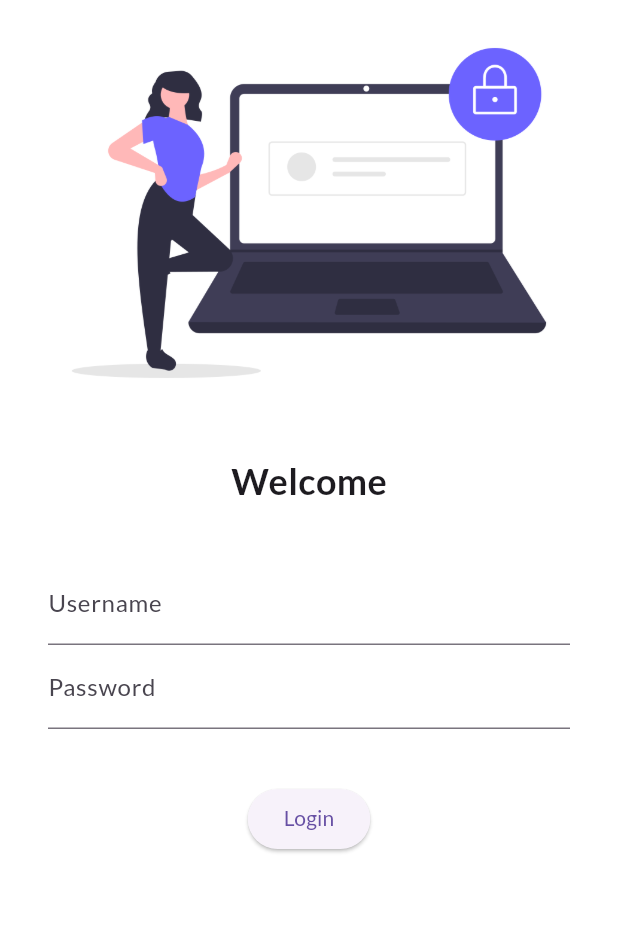
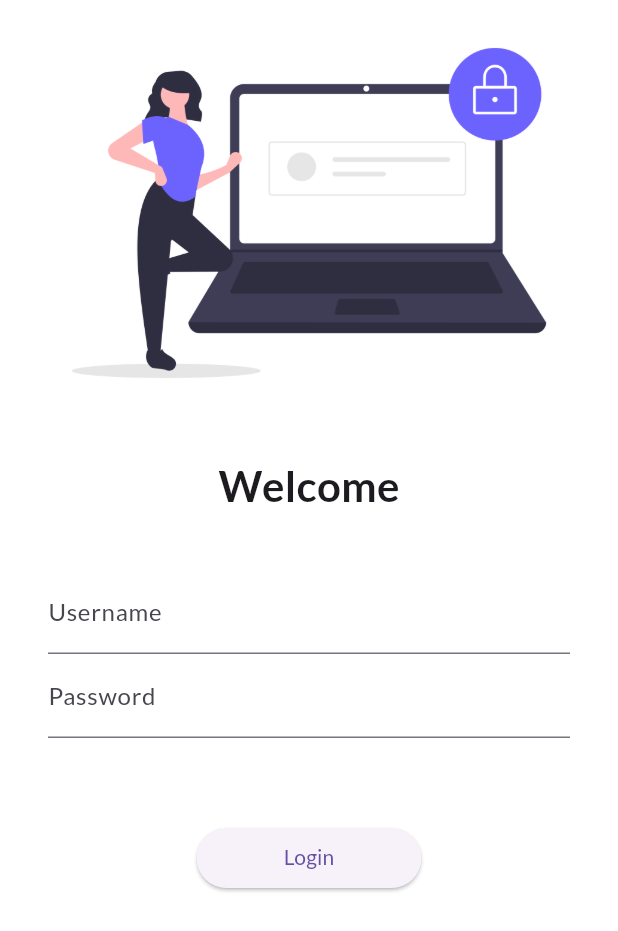
Before and after one commit to PrakratiMamtani01/FlutterDeveolopment, a Flutter app: the screen it shows after launch, on a phone screen of 412 x 824 dp. Shown: the top 931 px of the screen. Run offline on Flutter 3.47's test engine with Material 3 defaults, Android fonts, the phone set to English and light mode, and no system bars; our stand-ins replace google_fonts.

Commit message:
day5 complete

```diff
--- a/lib/main.dart
+++ b/lib/main.dart
@@ -1,6 +1,7 @@
 import 'package:flutter/material.dart';
 import 'package:flutter_application_1/pages/home.dart';
 import 'package:flutter_application_1/pages/login.dart';
+import 'package:flutter_application_1/utils/routes.dart';
 import 'package:google_fonts/google_fonts.dart';
 
 void main() {
@@ -21,7 +22,8 @@ class MyApp extends StatelessWidget {
       darkTheme: ThemeData(brightness: Brightness.dark),
       routes: {
         "/": (context) => LoginPage(),
-        "/login": (context) => LoginPage(),
+        MyRoute.homePage: (context) => HomePage(),
+        MyRoute.loginPage: (context) => LoginPage(),
       },
     );
   }
--- a/lib/pages/login.dart
+++ b/lib/pages/login.dart
@@ -1,4 +1,5 @@
 import 'package:flutter/material.dart';
+import 'package:flutter_application_1/utils/routes.dart';
 
 class LoginPage extends StatelessWidget {
   const LoginPage({super.key});
@@ -21,6 +22,7 @@ class LoginPage extends StatelessWidget {
   Widget build(BuildContext context) {
     return Material(
       color: Colors.white,
+      child: SingleChildScrollView(
         child: Column(
           children: [
             Image.asset(
@@ -34,7 +36,7 @@ class LoginPage extends StatelessWidget {
               "Welcome",
               style: TextStyle(
                 fontWeight: FontWeight.bold,
-              fontSize: 24,
+                fontSize: 28,
               ),
             ),
             SizedBox(
@@ -61,14 +63,17 @@ class LoginPage extends StatelessWidget {
               ),
             ),
             SizedBox(
-            height: 20.0,
+              height: 40.0,
             ),
             ElevatedButton(
-            onPressed: () => {},
               child: Text("Login"),
-            style: TextButton.styleFrom(),
+              style: TextButton.styleFrom(minimumSize: Size(150, 40)),
+              onPressed: () {
+                Navigator.pushNamed(context, MyRoute.homePage);
+              },
             )
           ],
+        ),
       ),
     );
   }
--- /dev/null
+++ b/lib/utils/routes.dart
@@ -0,0 +1,4 @@
+class MyRoute{
+  static String loginPage= "/login";
+  static String homePage = "/home";
+}
```
Lines whose indentation alone changed are shown as unchanged.
